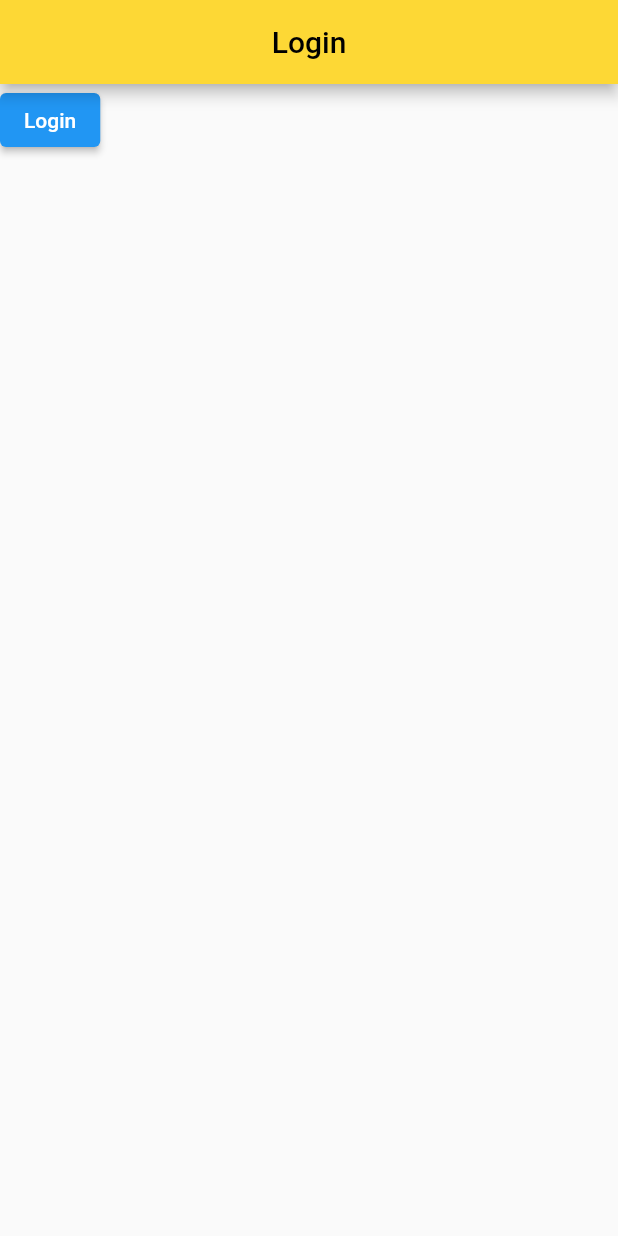
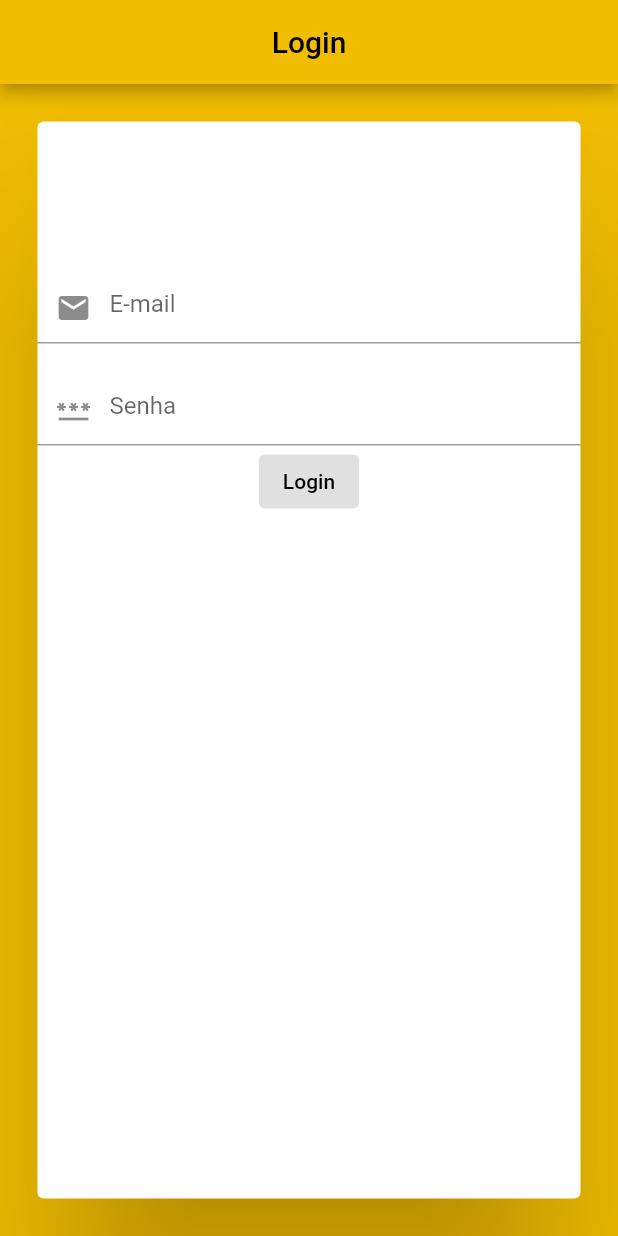
Before and after one commit to Pedro1029/tcc-fluter, a Flutter app: the screen it shows after launch, on a phone screen of 412 x 824 dp. Run offline on Flutter 3.47's test engine with Material 2 defaults, Android fonts, the phone set to English and light mode, and no system bars.

Commit message:
auth_page

```diff
--- a/lib/main.dart
+++ b/lib/main.dart
@@ -1,31 +1,20 @@
 import 'package:flutter/material.dart';
+import 'package:projeto_perguntas/pages/auth_page.dart';
+import 'package:projeto_perguntas/utils/app_routes.dart';
 
-main() => runApp(PerguntaApp());
+void main() => runApp(const MyApp());
 
-class PerguntaApp extends StatelessWidget {
+class MyApp extends StatelessWidget {
+  const MyApp({Key? key}) : super(key: key);
 
-  void login() {
-     print('Login Feito com sucesso!');
-  }
 
   @override
   Widget build(BuildContext context) {
-    return MaterialApp(
-        home: Scaffold(
-            appBar: AppBar(
-                title: const Text('Login'),
-                centerTitle: true,
-                foregroundColor: Colors.black,
-                backgroundColor: Colors.yellow[600]),
-            body: Column(
-              children: <Widget>[
-              ElevatedButton(
-                onPressed: login,
-                child: const Text('Login'),
-              )
-              ]
-            )
-        )
-    );
+     return MaterialApp(
+      title: 'TruckerFinder',
+      routes:{
+        AppRoutes.AUTH: (ctx) => const AuthPage(),
+      },
+     );
   }
 }
--- /dev/null
+++ b/lib/pages/auth_page.dart
@@ -0,0 +1,47 @@
+import 'package:flutter/material.dart';
+import 'package:flutter/src/foundation/key.dart';
+import 'package:flutter/src/widgets/framework.dart';
+
+class AuthPage extends StatelessWidget {
+  const AuthPage({Key? key}) : super(key: key);
+
+  @override
+  Widget build(BuildContext context) {
+    return Scaffold(
+      appBar: AppBar(
+          title: const Text('Login'),
+          centerTitle: true,
+          foregroundColor: Colors.black,
+          backgroundColor: const Color.fromARGB(255, 241, 189, 1)),
+      body: Container(
+        color: const Color.fromARGB(255, 241, 189, 1),
+        child: Card(
+          elevation: 50,
+          margin: const EdgeInsets.all(25.0),
+          child: Column(
+            children: <Widget>[
+              const SizedBox(
+                height: 100,
+              ),
+              const TextField(
+                  decoration: InputDecoration(
+                      prefixIcon: Icon(Icons.email), hintText: 'E-mail')),
+              const SizedBox(
+                height: 20,
+              ),
+              const TextField(
+                  decoration: InputDecoration(
+                      prefixIcon: Icon(Icons.password), hintText: 'Senha')),
+              ElevatedButton(
+                  onPressed: null,
+                  style: ElevatedButton.styleFrom(
+                      primary: const Color.fromARGB(255, 241, 189, 1)),
+                  child: const Text('Login',
+                      style: TextStyle(color: Colors.black)))
+            ],
+          ),
+        ),
+      ),
+    );
+  }
+}
--- /dev/null
+++ b/lib/utils/app_routes.dart
@@ -0,0 +1,4 @@
+class AppRoutes{
+
+  static const AUTH = '/';
+}
--- a/pubspec.yaml
+++ b/pubspec.yaml
@@ -58,9 +58,8 @@ flutter:
   uses-material-design: true
 
   # To add assets to your application, add an assets section, like this:
-  # assets:
-  #   - images/a_dot_burr.jpeg
-  #   - images/a_dot_ham.jpeg
+  assets:
+    - assets/
 
   # An image asset can refer to one or more resolution-specific "variants", see
   # https://flutter.dev/assets-and-images/#resolution-aware
```
Also changed, not shown: assets/fundo-login.jpg (added).
